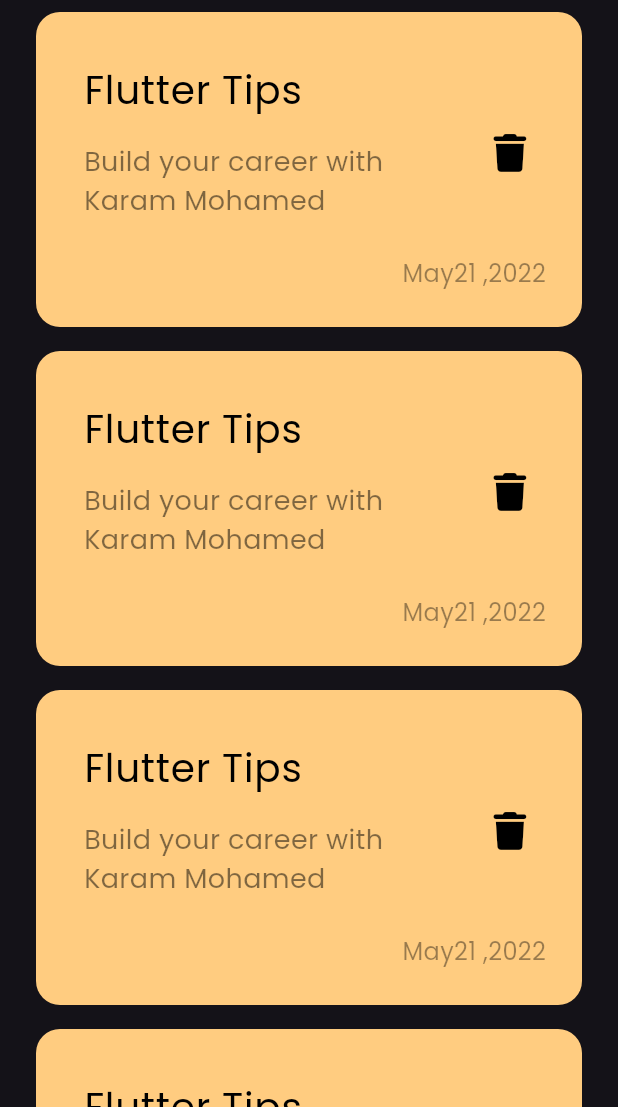
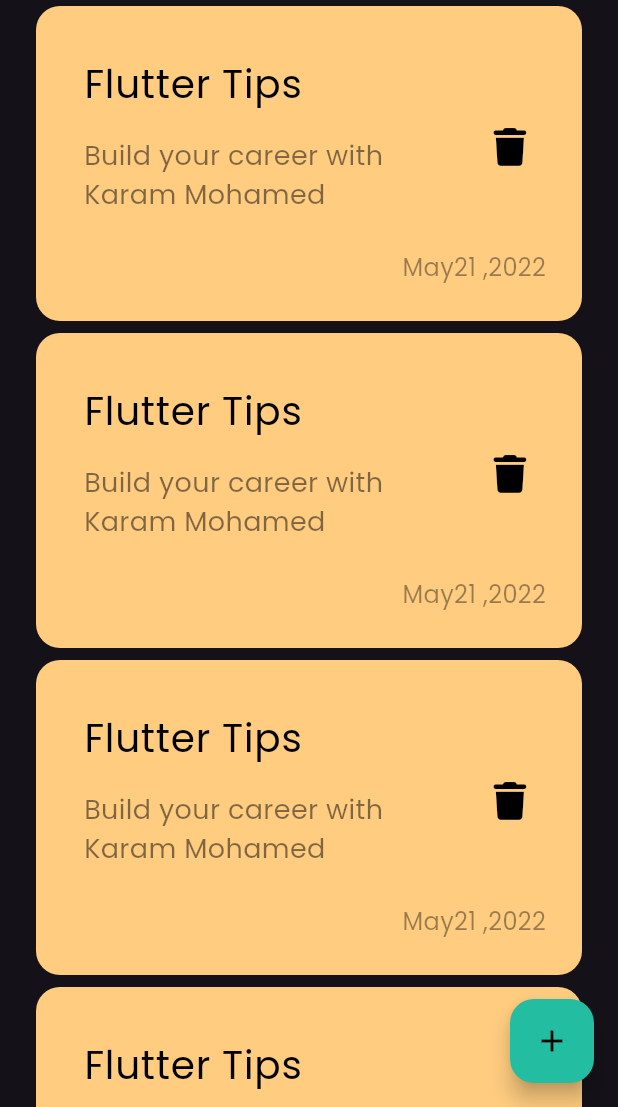
Before and after one commit to km01545/notes_app, a Flutter app: the screen it shows after launch, on a phone screen of 412 x 824 dp, the part 129-1236 px from its top. Run offline on Flutter 3.47's test engine with Material 3 defaults, Android fonts, the phone set to English and light mode, and no system bars; our stand-ins replace font_awesome_flutter.

Commit message:
add floating action butten

```diff
--- a/lib/views/notes_view.dart
+++ b/lib/views/notes_view.dart
@@ -6,8 +6,16 @@ class NotesView extends StatelessWidget {
 
   @override
   Widget build(BuildContext context) {
-    return const Scaffold(
-      body: NotesViewBody(),
+    return Scaffold(
+      floatingActionButton: FloatingActionButton(
+        onPressed: () {},
+        backgroundColor: const Color.fromARGB(255, 35, 189, 161),
+        child: const Icon(
+          Icons.add,
+          color: Colors.black,
+        ),
+      ),
+      body: const NotesViewBody(),
     );
   }
 }
--- a/lib/widgets/notes_liset_view.dart
+++ b/lib/widgets/notes_liset_view.dart
@@ -3,12 +3,11 @@ import 'package:notes_app/widgets/custom_note_item.dart';
 
 class NotesListView extends StatelessWidget {
   const NotesListView({super.key});
-
   @override
   Widget build(BuildContext context) {
     return ListView.builder(itemBuilder: (context, index) {
       return const Padding(
-        padding: EdgeInsets.symmetric(vertical: 8),
+        padding: EdgeInsets.symmetric(vertical: 4),
         child: NoteItem(),
       );
     });
--- a/lib/widgets/notes_view_body.dart
+++ b/lib/widgets/notes_view_body.dart
@@ -1,6 +1,5 @@
 import 'package:flutter/material.dart';
 import 'package:notes_app/widgets/custom_app_bar.dart';
-import 'package:notes_app/widgets/custom_note_item.dart';
 import 'package:notes_app/widgets/notes_liset_view.dart';
 
 class NotesViewBody extends StatelessWidget {
```
